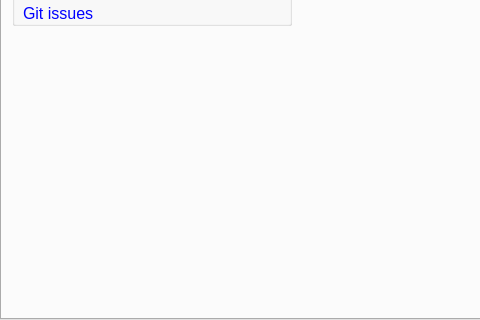
The window that mainwindow.ui (EinRainerZufall/SpaeneRechner) describes before a commit, drawn with Qt 5; both pictures show x 0 to 480 and y 380 to 700 of the 1000 by 700 pixel window.
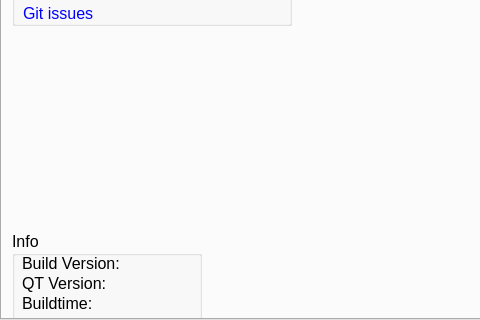
The same window after the commit. The open tabs and pages were chosen to show the change. Icons and pictures are not drawn.

The edit to the form file:
```diff
--- a/mainwindow.ui
+++ b/mainwindow.ui
@@ -5529,6 +5529,106 @@
        <bool>true</bool>
       </property>
      </widget>
+     <widget class="QGroupBox" name="groupBox_23">
+      <property name="geometry">
+       <rect>
+        <x>10</x>
+        <y>580</y>
+        <width>190</width>
+        <height>90</height>
+       </rect>
+      </property>
+      <property name="title">
+       <string>Info</string>
+      </property>
+      <widget class="QLabel" name="buildVer">
+       <property name="geometry">
+        <rect>
+         <x>130</x>
+         <y>20</y>
+         <width>50</width>
+         <height>25</height>
+        </rect>
+       </property>
+       <property name="text">
+        <string/>
+       </property>
+       <property name="alignment">
+        <set>Qt::AlignRight|Qt::AlignTrailing|Qt::AlignVCenter</set>
+       </property>
+      </widget>
+      <widget class="QLabel" name="qtVer">
+       <property name="geometry">
+        <rect>
+         <x>130</x>
+         <y>40</y>
+         <width>50</width>
+         <height>25</height>
+        </rect>
+       </property>
+       <property name="text">
+        <string/>
+       </property>
+       <property name="alignment">
+        <set>Qt::AlignRight|Qt::AlignTrailing|Qt::AlignVCenter</set>
+       </property>
+      </widget>
+      <widget class="QLabel" name="buildTime">
+       <property name="geometry">
+        <rect>
+         <x>90</x>
+         <y>60</y>
+         <width>90</width>
+         <height>25</height>
+        </rect>
+       </property>
+       <property name="text">
+        <string/>
+       </property>
+       <property name="alignment">
+        <set>Qt::AlignRight|Qt::AlignTrailing|Qt::AlignVCenter</set>
+       </property>
+      </widget>
+      <widget class="QLabel" name="label_120">
+       <property name="geometry">
+        <rect>
+         <x>10</x>
+         <y>20</y>
+         <width>120</width>
+         <height>25</height>
+        </rect>
+       </property>
+       <property name="text">
+        <string>Build Version:</string>
+       </property>
+      </widget>
+      <widget class="QLabel" name="label_121">
+       <property name="geometry">
+        <rect>
+         <x>10</x>
+         <y>40</y>
+         <width>120</width>
+         <height>25</height>
+        </rect>
+       </property>
+       <property name="text">
+        <string>QT Version:</string>
+       </property>
+      </widget>
+      <widget class="QLabel" name="label_122">
+       <property name="geometry">
+        <rect>
+         <x>10</x>
+         <y>60</y>
+         <width>80</width>
+         <height>25</height>
+        </rect>
+       </property>
+       <property name="text">
+        <string>Buildtime:</string>
+       </property>
+      </widget>
+     </widget>
     </widget>
    </widget>
   </widget>
```
Left out of the diff: 2 changed lines with no effect on the pictures.
